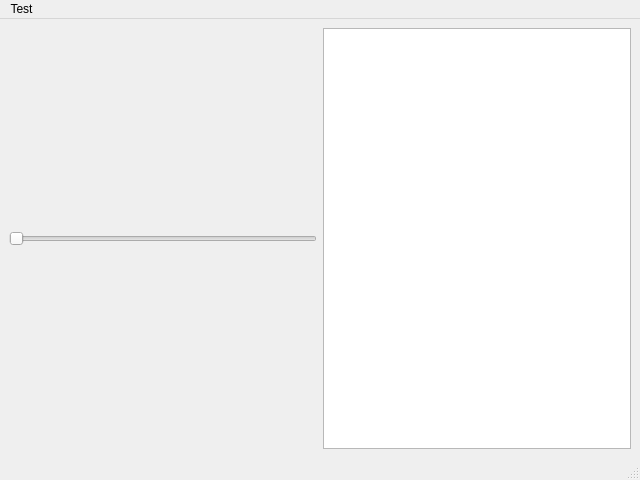
Old version of the form gui/main_window.ui in the repository beamerkun/cutDetector.
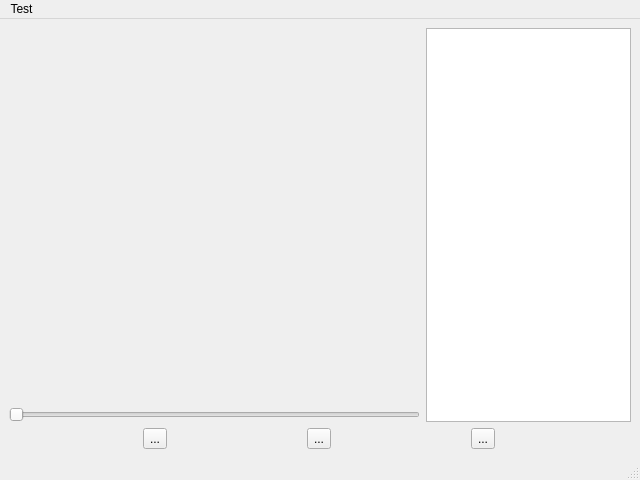
New version of the form. Custom widgets are drawn as their Qt base class.

Commit message:
Second main window layout iteration.
Enough planning, time to put some life in it.

```diff
--- a/gui/main_window.ui
+++ b/gui/main_window.ui
@@ -14,31 +14,93 @@
    <string>MainWindow</string>
   </property>
   <widget class="QWidget" name="centralwidget">
-   <layout class="QHBoxLayout" name="horizontalLayout_2">
+   <property name="sizePolicy">
+    <sizepolicy hsizetype="Preferred" vsizetype="Preferred">
+     <horstretch>0</horstretch>
+     <verstretch>0</verstretch>
+    </sizepolicy>
+   </property>
+   <property name="autoFillBackground">
+    <bool>false</bool>
+   </property>
+   <layout class="QVBoxLayout" name="verticalLayout_2" stretch="10,1">
     <item>
-     <layout class="QVBoxLayout" name="videoArea">
+     <layout class="QHBoxLayout" name="horizontalLayout" stretch="2,1">
+      <item>
+       <layout class="QVBoxLayout" name="videoArea" stretch="0,0,0">
+        <property name="sizeConstraint">
+         <enum>QLayout::SetDefaultConstraint</enum>
+        </property>
+        <item>
+         <widget class="OpenCVImageWidget" name="widget" native="true">
+          <property name="sizePolicy">
+           <sizepolicy hsizetype="Preferred" vsizetype="Preferred">
+            <horstretch>0</horstretch>
+            <verstretch>0</verstretch>
+           </sizepolicy>
+          </property>
+          <zorder>widget_2</zorder>
+         </widget>
+        </item>
+        <item>
+         <widget class="OpenCVImageWidget" name="widget_2" native="true"/>
+        </item>
+        <item>
+         <widget class="QSlider" name="horizontalSlider">
+          <property name="orientation">
+           <enum>Qt::Horizontal</enum>
+          </property>
+         </widget>
+        </item>
+       </layout>
+      </item>
+      <item>
+       <layout class="QVBoxLayout" name="sceneListArea">
+        <item>
+         <widget class="QListView" name="sceneListView">
+          <property name="sizePolicy">
+           <sizepolicy hsizetype="Preferred" vsizetype="Preferred">
+            <horstretch>0</horstretch>
+            <verstretch>0</verstretch>
+           </sizepolicy>
+          </property>
+          <property name="maximumSize">
+           <size>
+            <width>16777215</width>
+            <height>16777215</height>
+           </size>
+          </property>
+         </widget>
+        </item>
+       </layout>
+      </item>
+     </layout>
+    </item>
+    <item>
+     <layout class="QHBoxLayout" name="horizontalLayout_2" stretch="0,0,0">
       <property name="sizeConstraint">
        <enum>QLayout::SetDefaultConstraint</enum>
       </property>
       <item>
-       <layout class="QHBoxLayout" name="videoFrames"/>
+       <widget class="QToolButton" name="toolButton_2">
+        <property name="text">
+         <string>...</string>
+        </property>
+       </widget>
       </item>
       <item>
-       <widget class="QSlider" name="horizontalSlider">
-        <property name="orientation">
-         <enum>Qt::Horizontal</enum>
+       <widget class="QToolButton" name="toolButton_3">
+        <property name="text">
+         <string>...</string>
         </property>
        </widget>
       </item>
       <item>
-       <layout class="QHBoxLayout" name="toolbar"/>
-      </item>
-     </layout>
-    </item>
-    <item>
-     <layout class="QVBoxLayout" name="sceneListArea">
-      <item>
-       <widget class="QListView" name="sceneListView"/>
+       <widget class="QToolButton" name="toolButton">
+        <property name="text">
+         <string>...</string>
+        </property>
+       </widget>
       </item>
      </layout>
     </item>
@@ -62,6 +124,14 @@
    <addaction name="menuTest"/>
   </widget>
  </widget>
+ <customwidgets>
+  <customwidget>
+   <class>OpenCVImageWidget</class>
+   <extends>QWidget</extends>
+   <header>opencv_image_widget.h</header>
+   <container>1</container>
+  </customwidget>
+ </customwidgets>
  <resources/>
  <connections/>
 </ui>
```
The commit also changes 1 other file.
